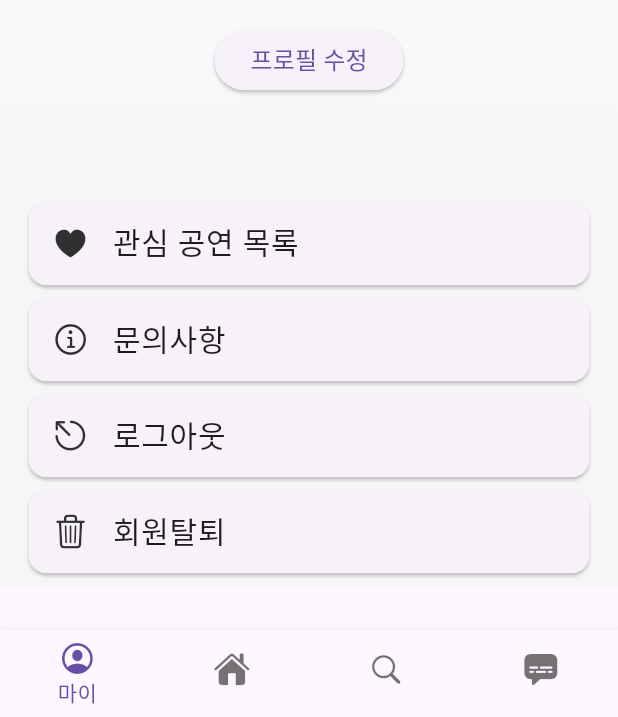
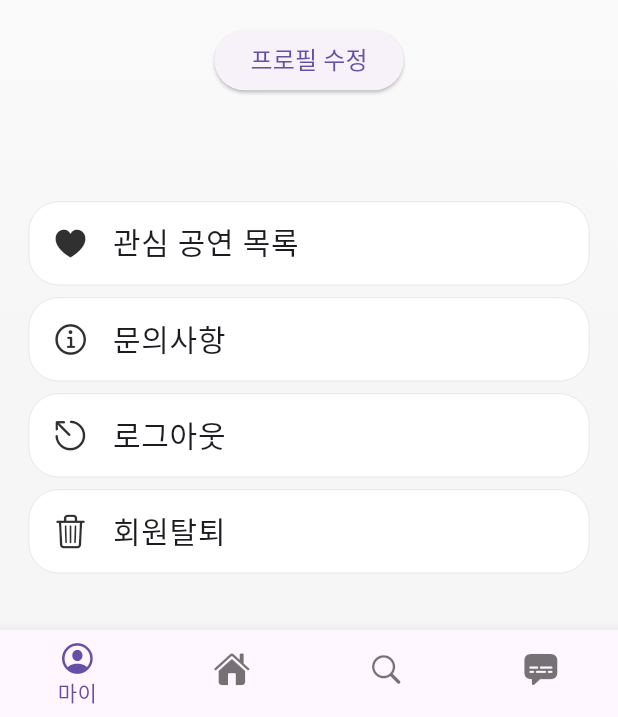
Before and after one commit to 2024-capstone-team119/FE-page, a Flutter app: the MyPage screen opened directly, on a phone screen of 412 x 824 dp, the part 519-1236 px from its top. Run offline on Flutter 3.47's test engine with Material 3 defaults, Android fonts, the phone set to English and light mode, and no system bars; our stand-ins replace card_swiper, fluttertoast, get, image_picker, table_calendar; Roboto replaces fonts that are missing (Pretendard).

Commit message:
style : 마이페이지 배경 색 수정

```diff
--- a/allcon/lib/Pages/MyPage/MyCategory.dart
+++ b/allcon/lib/Pages/MyPage/MyCategory.dart
@@ -13,6 +13,12 @@ class MyCategory extends StatelessWidget {
       child: Column(
         children: [
           Card(
+            color: Colors.white,
+            elevation: 0,
+            shape: RoundedRectangleBorder(
+              side: BorderSide(color: Colors.black12, width: 0.5),
+              borderRadius: BorderRadius.circular(20),
+            ),
             child: ListTile(
               leading: Icon(
                 CupertinoIcons.heart_fill,
@@ -28,6 +34,12 @@ class MyCategory extends StatelessWidget {
             ),
           ),
           Card(
+            color: Colors.white,
+            elevation: 0,
+            shape: RoundedRectangleBorder(
+              side: BorderSide(color: Colors.black12, width: 0.5),
+              borderRadius: BorderRadius.circular(20),
+            ),
             child: ListTile(
               leading: Icon(
                 CupertinoIcons.info_circle,
@@ -43,6 +55,12 @@ class MyCategory extends StatelessWidget {
             ),
           ),
           Card(
+            color: Colors.white,
+            elevation: 0,
+            shape: RoundedRectangleBorder(
+              side: BorderSide(color: Colors.black12, width: 0.5),
+              borderRadius: BorderRadius.circular(20),
+            ),
             child: ListTile(
               leading: Icon(
                 CupertinoIcons.escape,
@@ -58,6 +76,12 @@ class MyCategory extends StatelessWidget {
             ),
           ),
           Card(
+            color: Colors.white,
+            elevation: 0,
+            shape: RoundedRectangleBorder(
+              side: BorderSide(color: Colors.black12, width: 0.5),
+              borderRadius: BorderRadius.circular(20),
+            ),
             child: ListTile(
               leading: Icon(
                 CupertinoIcons.delete_simple,
--- a/allcon/lib/Pages/MyPage/MyPage.dart
+++ b/allcon/lib/Pages/MyPage/MyPage.dart
@@ -25,6 +25,7 @@ class _MyPageState extends State<MyPage> {
         currentIndex: 0,
       ),
       body: Container(
+        height: double.infinity,
         decoration: const BoxDecoration(
           gradient: LinearGradient(
             begin: Alignment.topCenter,
@@ -33,7 +34,7 @@ class _MyPageState extends State<MyPage> {
               Colors.white,
               lightGray,
             ],
-            stops: [0.0, 0.65],
+            stops: [0.0, 0.75],
           ),
         ),
         child: SafeArea(
```
